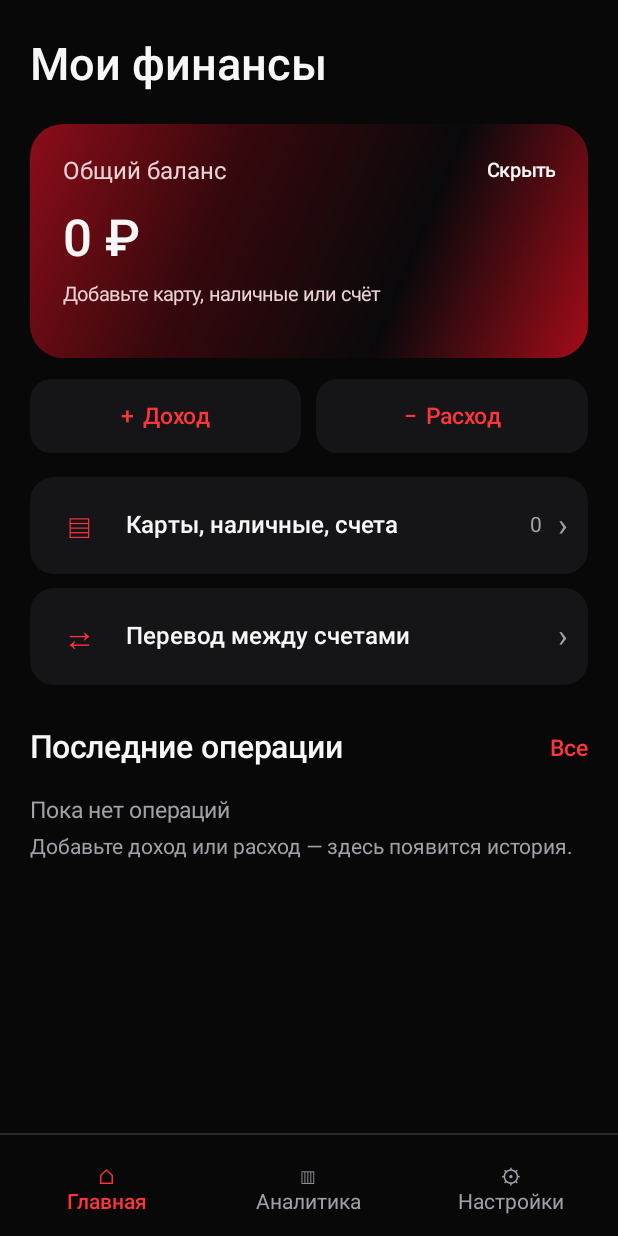
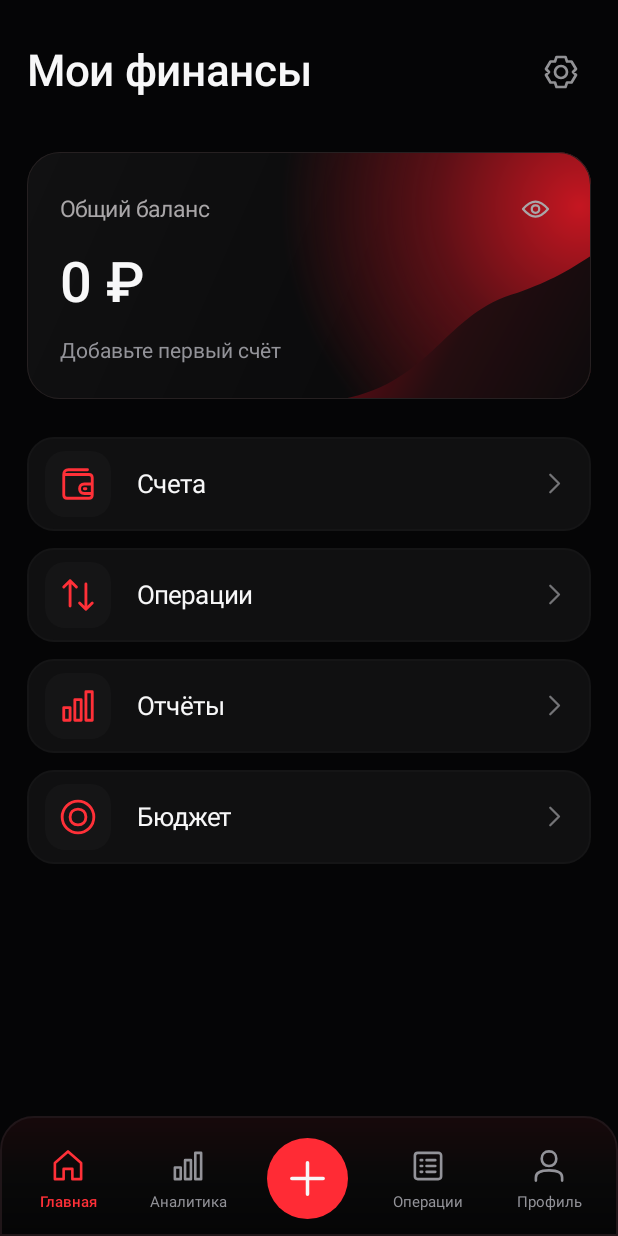
Before and after one commit to idlmik00/Alfa, an Android app: the screen it shows after launch (MainActivity), on a phone screen of 412 x 824 dp. Run offline under Robolectric (Android 15) with nearby library versions, the phone set to English and light mode, and no system bars.

Commit message:
Match selected reference: four menu cards, red wave, five-tab navigation and SVG icons

```diff
--- a/app/src/main/java/ru/personal/alfafinance/MainActivity.java
+++ b/app/src/main/java/ru/personal/alfafinance/MainActivity.java
@@ -4,9 +4,10 @@ import android.app.*;
 import android.os.*;
 import android.content.*;
 import android.content.res.ColorStateList;
-import android.graphics.Color;
+import android.graphics.*;
 import android.graphics.Typeface;
 import android.graphics.drawable.GradientDrawable;
+import android.graphics.drawable.Drawable;
 import android.net.Uri;
 import android.view.*;
 import android.widget.*;
@@ -21,10 +22,10 @@ import java.time.format.DateTimeFormatter;
 import java.util.*;
 
 public class MainActivity extends Activity {
- static final int BG=0xff080809, CARD=0xff151517, LINE=0xff29292e, RED=0xffff353c, WHITE=0xfff7f7f8, MUTED=0xffa0a0a8;
+ static final int BG=0xff050506, CARD=0xff101011, LINE=0xff222224, RED=0xffff3038, WHITE=0xfff7f7f8, MUTED=0xff939399;
  static final Locale RU=new Locale("ru","RU");
  static final String[] TYPES={"Карта","Наличные","Счёт"};
- static final String[] CATEGORIES={"Продукты","Транспорт","Кафе и рестораны","Жильё и ЖКХ","Здоровье","Связь","Покупки","Развлечения","Прочее"};
+ static final String[] CATEGORIES=CategoryCatalog.names(false).toArray(new String[0]);
  Ledger ledger=new Ledger(); SharedPreferences prefs; LinearLayout root; YearMonth month=YearMonth.now();
  String page="home",accountFilter=null,importAccount=null; int historyLimit=100; boolean hidden,secure,storageLocked,loadFailed;
  @Override public void onCreate(Bundle saved){
@@ -63,33 +64,65 @@ public class MainActivity extends Activity {
  void button(LinearLayout l,String s,boolean filled,Runnable r){l.addView(action(s,filled,r),new LinearLayout.LayoutParams(-1,-2));space(l,10);}
  void pair(LinearLayout parent,TextView a,TextView b){LinearLayout h=horizontal();weight(h,a);View gap=new View(this);h.addView(gap,new LinearLayout.LayoutParams(dp(10),1));weight(h,b);parent.addView(h);}
  void heading(String s,String link,Runnable r){LinearLayout h=horizontal();weight(h,text(s,21,WHITE,true));if(link!=null){TextView x=text(link,15,RED,true);x.setPadding(dp(12),dp(12),0,dp(12));x.setOnClickListener(v->r.run());h.addView(x);}root.addView(h);space(root,12);}
- void menu(LinearLayout p,String icon,String title,String right,Runnable r){LinearLayout h=horizontal();h.setPadding(dp(14),dp(13),dp(14),dp(13));h.setBackground(bg(CARD,16));TextView i=text(icon,22,RED,true);i.setGravity(Gravity.CENTER);h.addView(i,new LinearLayout.LayoutParams(dp(38),dp(38)));LinearLayout c=col();c.setPadding(dp(12),0,dp(6),0);label(c,title,16,WHITE,true);weight(h,c);if(right!=null)h.addView(text(right,14,MUTED,false));h.addView(text("  ›",21,MUTED,false));h.setOnClickListener(v->r.run());p.addView(h);space(p,9);}
+ String menuIcon(String key){switch(key){case "▤":return "wallet";case "⇄":return "transfer";case "⇣":return "download";case "⇡":return "upload";case "↻":return "refresh";case "✦":return "star";default:return key;}}
+ SvgIcon icon(String key,int color,int size){return new SvgIcon(this,menuIcon(key),color,size);}
+ FrameLayout iconTile(String key,int color,int size,int tile){FrameLayout b=new FrameLayout(this);b.setBackground(bg(0xff151516,13));SvgIcon v=icon(key,color,size);b.addView(v,new FrameLayout.LayoutParams(-1,-1));b.setLayoutParams(new LinearLayout.LayoutParams(dp(tile),dp(tile)));return b;}
+ void menu(LinearLayout p,String key,String title,String right,Runnable r){
+  LinearLayout h=horizontal();h.setMinimumHeight(dp(62));h.setPadding(dp(12),dp(9),dp(12),dp(9));h.setBackground(border(CARD,17,0xff151516));
+  h.addView(iconTile(key,RED,25,44));TextView t=text(title,17,WHITE,false);t.setPadding(dp(17),0,dp(6),0);weight(h,t);if(right!=null)h.addView(text(right,13,MUTED,false));h.addView(icon("chevron",0xff747477,20),new LinearLayout.LayoutParams(dp(25),dp(38)));
+  h.setClickable(true);h.setFocusable(true);h.setOnClickListener(v->r.run());p.addView(h,new LinearLayout.LayoutParams(-1,-2));space(p,11);
+ }
+ class BalanceArt extends Drawable{
+  final Paint p=new Paint(Paint.ANTI_ALIAS_FLAG);
+  @Override public void draw(Canvas canvas){
+   RectF r=new RectF(getBounds());float w=r.width(),h=r.height();if(w<=0||h<=0)return;
+   canvas.save();canvas.translate(r.left,r.top);RectF rect=new RectF(0,0,w,h);float radius=dp(22);Path clip=new Path();clip.addRoundRect(rect,radius,radius,Path.Direction.CW);canvas.clipPath(clip);
+   p.setShader(new LinearGradient(0,0,w,h,new int[]{0xff111112,0xff0b0b0c,0xff21090c},new float[]{0,.62f,1},Shader.TileMode.CLAMP));canvas.drawRect(rect,p);
+   p.setShader(new RadialGradient(w*.98f,h*.22f,w*.53f,new int[]{0xffc51621,0xff5d1016,0x00120a0a},new float[]{0,.48f,1},Shader.TileMode.CLAMP));canvas.drawRect(rect,p);
+   Path wave=new Path();wave.moveTo(w*.56f,h);wave.cubicTo(w*.72f,h*.93f,w*.74f,h*.65f,w*.87f,h*.57f);wave.cubicTo(w*.93f,h*.52f,w*.96f,h*.48f,w,h*.42f);wave.lineTo(w,h);wave.close();
+   p.setShader(new LinearGradient(w*.55f,h*.45f,w,h,new int[]{0xff7e0b15,0xff240d10,0xff0d0b0c},null,Shader.TileMode.CLAMP));canvas.drawPath(wave,p);p.setShader(null);p.setStyle(Paint.Style.STROKE);p.setColor(0xff262021);p.setStrokeWidth(dp(1));canvas.drawRoundRect(rect,radius,radius,p);p.setStyle(Paint.Style.FILL);canvas.restore();
+  }
+  @Override public void setAlpha(int a){p.setAlpha(a);invalidateSelf();}
+  @Override public void setColorFilter(ColorFilter c){p.setColorFilter(c);invalidateSelf();}
+  @Override public int getOpacity(){return PixelFormat.TRANSLUCENT;}
+ }
+ void tab(LinearLayout bar,String key,String name,String dest,boolean active){
+  LinearLayout t=col();t.setGravity(Gravity.CENTER);t.setMinimumHeight(dp(62));int color=active?RED:MUTED;
+  t.addView(icon(key,color,23),new LinearLayout.LayoutParams(dp(28),dp(28)));space(t,4);TextView caption=text(name,10,color,active);caption.setGravity(Gravity.CENTER);t.addView(caption);t.setContentDescription(name);t.setClickable(true);t.setFocusable(true);t.setOnClickListener(v->nav(dest));bar.addView(t,new LinearLayout.LayoutParams(0,dp(62),1));
+ }
+ void bottomBar(LinearLayout outer){
+  LinearLayout bar=horizontal();bar.setPadding(dp(5),dp(10),dp(5),dp(6));GradientDrawable d=new GradientDrawable(GradientDrawable.Orientation.TOP_BOTTOM,new int[]{0xff17090b,0xff090909,0xff050506});d.setCornerRadii(new float[]{dp(22),dp(22),dp(22),dp(22),0,0,0,0});d.setStroke(dp(1),0xff201619);bar.setBackground(d);
+  tab(bar,"home","Главная","home",page.equals("home")||page.equals("accounts"));tab(bar,"chart","Аналитика","analytics",page.equals("analytics")||page.equals("budget"));
+  FrameLayout plusSlot=new FrameLayout(this);bar.addView(plusSlot,new LinearLayout.LayoutParams(0,dp(64),1));FrameLayout circle=new FrameLayout(this);circle.setBackground(bg(0xffff2b35,100));circle.addView(icon("plus",WHITE,31),new FrameLayout.LayoutParams(-1,-1));plusSlot.addView(circle,new FrameLayout.LayoutParams(dp(54),dp(54),Gravity.CENTER));circle.setContentDescription("Добавить операцию");circle.setClickable(true);circle.setFocusable(true);circle.setOnClickListener(v->chooseType());
+  tab(bar,"list","Операции","history",page.equals("history"));tab(bar,"person","Профиль","settings",page.equals("settings"));outer.addView(bar,new LinearLayout.LayoutParams(-1,-2));
+ }
+
  void nav(String target){page=target;accountFilter=null;historyLimit=100;show();}
  void show(){
   LinearLayout outer=col();outer.setBackgroundColor(BG);outer.setLayoutParams(new ViewGroup.LayoutParams(-1,-1));
-  ScrollView sc=new ScrollView(this);sc.setFillViewport(true);root=col();root.setPadding(dp(20),dp(25),dp(20),dp(23));sc.addView(root,new ScrollView.LayoutParams(-1,-2));outer.addView(sc,new LinearLayout.LayoutParams(-1,0,1));
-  line(outer);LinearLayout bar=horizontal();bar.setPadding(dp(3),dp(7),dp(3),dp(4));bar.setBackgroundColor(BG);
-  String[] labels={"⌂\nГлавная","▥\nАналитика","⚙\nНастройки"};String[] ids={"home","analytics","settings"};
-  for(int n=0;n<ids.length;n++){final String to=ids[n];boolean active=page.equals(to)||to.equals("home")&&(page.equals("accounts")||page.equals("history"));TextView t=text(labels[n],14,active?RED:MUTED,active);t.setGravity(Gravity.CENTER);t.setMinHeight(dp(56));t.setOnClickListener(v->nav(to));weight(bar,t);}
-  outer.addView(bar,new LinearLayout.LayoutParams(-1,-2));setContentView(outer);
-  switch(page){case "accounts":accounts();break;case "history":history();break;case "analytics":analytics();break;case "settings":settings();break;default:home();}
+  ScrollView sc=new ScrollView(this);sc.setFillViewport(true);sc.setVerticalScrollBarEnabled(false);
+  root=col();int pad=getResources().getConfiguration().screenWidthDp>=600?36:18;root.setPadding(dp(pad),dp(page.equals("home")?26:20),dp(pad),dp(23));sc.addView(root,new ScrollView.LayoutParams(-1,-2));outer.addView(sc,new LinearLayout.LayoutParams(-1,0,1));
+  bottomBar(outer);setContentView(outer);
+  switch(page){case "accounts":accounts();break;case "history":history();break;case "analytics":analytics();break;case "budget":budgetPage();break;case "settings":settings();break;default:home();}
  }
- void title(String s){label(root,s,30,WHITE,true);space(root,22);}
+ void title(String s){LinearLayout h=horizontal();if(!page.equals("home")){SvgIcon back=icon("back",MUTED,25);back.setContentDescription("Назад");back.setImportantForAccessibility(View.IMPORTANT_FOR_ACCESSIBILITY_YES);back.setOnClickListener(v->nav("home"));h.addView(back,new LinearLayout.LayoutParams(dp(37),dp(48)));}weight(h,text(s,29,WHITE,true));root.addView(h);space(root,20);}
  void home(){
-  title("Мои финансы");
-  LinearLayout hero=col();hero.setBackground(gradient());hero.setPadding(dp(22),dp(22),dp(22),dp(22));hero.setMinimumHeight(dp(156));
-  LinearLayout top=horizontal();weight(top,text("Общий баланс",16,0xffe9d2d4,false));TextView eye=text(hidden?"Показать":"Скрыть",13,WHITE,true);eye.setPadding(dp(10),0,0,0);eye.setOnClickListener(v->{hidden=!hidden;prefs.edit().putBoolean("hidden",hidden).apply();show();});top.addView(eye);hero.addView(top);space(hero,16);
-  label(hero,hidden?"••••••":money(ledger.total()),34,WHITE,true);space(hero,10);label(hero,ledger.accounts.isEmpty()?"Добавьте карту, наличные или счёт":"По внесённым данным",13,0xffe9d2d4,false);root.addView(hero);space(root,14);
-  pair(root,action("+  Доход",false,()->entryDialog(Ledger.IN,null)),action("−  Расход",false,()->entryDialog(Ledger.OUT,null)));space(root,16);
-  menu(root,"▤","Карты, наличные, счета",String.valueOf(ledger.accounts.size()),()->nav("accounts"));
-  menu(root,"⇄","Перевод между счетами",null,()->entryDialog(Ledger.MOVE,null));
-  space(root,12);heading("Последние операции","Все",()->{month=YearMonth.now();nav("history");});
-  List<Ledger.Entry> all=ledger.sorted();if(all.isEmpty()){label(root,"Пока нет операций",15,MUTED,false);space(root,8);label(root,"Добавьте доход или расход — здесь появится история.",14,MUTED,false);}else for(int i=0;i<Math.min(5,all.size());i++)entryRow(all.get(i));
+  LinearLayout header=horizontal();weight(header,text("Мои финансы",29,WHITE,true));SvgIcon settings=icon("settings",0xff929295,24);settings.setContentDescription("Настройки");settings.setImportantForAccessibility(View.IMPORTANT_FOR_ACCESSIBILITY_YES);settings.setOnClickListener(v->nav("settings"));header.addView(settings,new LinearLayout.LayoutParams(dp(40),dp(44)));root.addView(header);space(root,31);
+  LinearLayout hero=col();hero.setBackground(new BalanceArt());hero.setPadding(dp(22),dp(24),dp(20),dp(24));hero.setMinimumHeight(dp(151));
+  LinearLayout top=horizontal();weight(top,text("Общий баланс",15,0xffa9a6a8,false));SvgIcon eye=icon(hidden?"hidden":"eye",0xffa9a6a8,20);eye.setContentDescription(hidden?"Показать баланс":"Скрыть баланс");eye.setImportantForAccessibility(View.IMPORTANT_FOR_ACCESSIBILITY_YES);eye.setOnClickListener(v->{hidden=!hidden;prefs.edit().putBoolean("hidden",hidden).apply();show();});top.addView(eye,new LinearLayout.LayoutParams(dp(34),dp(28)));hero.addView(top);space(hero,13);
+  TextView sum=text(hidden?"••••••":money(ledger.total()),37,WHITE,true);sum.setSingleLine(true);sum.setAutoSizeTextTypeUniformWithConfiguration(20,37,1,android.util.TypedValue.COMPLEX_UNIT_SP);hero.addView(sum,new LinearLayout.LayoutParams(-1,dp(51)));space(hero,8);
+  YearMonth now=YearMonth.now();long delta=ledger.sum(now,Ledger.IN)-ledger.sum(now,Ledger.OUT);String sub=ledger.accounts.isEmpty()?"Добавьте первый счёт":hidden?"Изменение скрыто":signed(delta)+" за месяц";label(hero,sub,14,ledger.accounts.isEmpty()?MUTED:RED,false);
+  root.addView(hero,new LinearLayout.LayoutParams(-1,-2));space(root,25);
+  menu(root,"wallet","Счета",null,()->nav("accounts"));
+  menu(root,"transfer","Операции",null,()->{month=YearMonth.now();nav("history");});
+  menu(root,"chart","Отчёты",null,()->{month=YearMonth.now();nav("analytics");});
+  menu(root,"target","Бюджет",null,()->{month=YearMonth.now();nav("budget");});
  }
+
  void accounts(){
   title("Счета");label(root,"Всего: "+(hidden?"••••••":money(ledger.total())),22,WHITE,true);space(root,18);
   for(Ledger.Account a:ledger.accounts.values()){
-   LinearLayout l=col();LinearLayout h=horizontal();LinearLayout left=col();label(left,a.name,17,WHITE,true);space(left,4);label(left,a.type,13,MUTED,false);weight(h,left);h.addView(text(hidden?"••••":money(ledger.balance(a.id)),18,WHITE,true));l.addView(h);space(l,12);
+   LinearLayout l=col();LinearLayout h=horizontal();h.addView(iconTile(a.type.equals("Карта")?"card":a.type.equals("Наличные")?"cash":"bank",RED,23,42));LinearLayout left=col();left.setPadding(dp(12),0,dp(6),0);label(left,a.name,17,WHITE,true);space(left,4);label(left,a.type,13,MUTED,false);weight(h,left);h.addView(text(hidden?"••••":money(ledger.balance(a.id)),18,WHITE,true));l.addView(h);space(l,12);
    pair(l,action("Операции",false,()->{page="history";accountFilter=a.id;month=YearMonth.now();historyLimit=100;show();}),action("Настроить",false,()->accountDialog(a)));card(root,l);space(root,10);
   }
   if(ledger.accounts.isEmpty()){label(root,"Создайте первый кошелёк и укажите остаток до первой операции.",15,MUTED,false);space(root,15);}
@@ -106,15 +139,22 @@ public class MainActivity extends Activity {
  void chooseType(){new AlertDialog.Builder(this).setTitle("Тип операции").setItems(new String[]{"Доход","Расход","Перевод"},(d,i)->entryDialog(new String[]{Ledger.IN,Ledger.OUT,Ledger.MOVE}[i],null)).show();}
  void entryRow(Ledger.Entry e){
   boolean transfer=Ledger.MOVE.equals(e.type), income=Ledger.IN.equals(e.type);LinearLayout h=horizontal();h.setPadding(0,dp(12),0,dp(12));h.setMinimumHeight(dp(66));
-  TextView ic=text(transfer?"⇄":income?"+":"−",23,RED,true);ic.setGravity(Gravity.CENTER);ic.setBackground(bg(CARD,13));h.addView(ic,new LinearLayout.LayoutParams(dp(44),dp(44)));
+  h.addView(iconTile(transfer?"transfer":CategoryCatalog.icon(e.category),RED,24,44));
   LinearLayout left=col();left.setPadding(dp(12),0,dp(6),0);label(left,transfer?"Перевод":e.category,16,WHITE,true);space(left,5);
   String details=e.date.format(DateTimeFormatter.ofPattern("d MMM",RU))+" · "+(transfer?accountName(e.from)+" → "+accountName(e.to):accountName(income?e.to:e.from));if(!e.note.isEmpty())details+=" · "+e.note;TextView dt=text(details,12,MUTED,false);dt.setMaxLines(2);dt.setEllipsize(android.text.TextUtils.TruncateAt.END);left.addView(dt);weight(h,left);
   TextView sum=text(hidden?"••••":transfer?money(e.amount):signed(income?e.amount:-e.amount),16,income?WHITE:transfer?MUTED:RED,true);h.addView(sum);h.setOnClickListener(v->new AlertDialog.Builder(this).setTitle("Операция").setItems(new String[]{"Изменить","Удалить"},(d,i)->{if(i==0)entryDialog(e.type,e);else if(writable())new AlertDialog.Builder(this).setMessage("Удалить операцию? Балансы и отчёты пересчитаются.").setNegativeButton("Отмена",null).setPositiveButton("Удалить",(a,b)->{ledger.entries.remove(e.id);save();show();}).show();}).show());root.addView(h);line(root);
  }
  void progress(LinearLayout l,long spent,long limit){ProgressBar bar=new ProgressBar(this,null,android.R.attr.progressBarStyleHorizontal);bar.setMax(1000);bar.setProgress(limit<=0?0:(int)Math.min(1000,Math.max(0,spent*1000.0/limit)));bar.setProgressTintList(ColorStateList.valueOf(RED));bar.setProgressBackgroundTintList(ColorStateList.valueOf(LINE));l.addView(bar,new LinearLayout.LayoutParams(-1,dp(10)));}
  void analytics(){
-  title("Аналитика");monthControl();long in=ledger.sum(month,Ledger.IN),out=ledger.sum(month,Ledger.OUT),lim=ledger.limit(month,"");
+  title("Отчёты");monthControl();long in=ledger.sum(month,Ledger.IN),out=ledger.sum(month,Ledger.OUT);
   LinearLayout c=col();label(c,"Расходы за месяц",14,MUTED,false);space(c,7);label(c,money(out),30,WHITE,true);space(c,12);label(c,"Доходы  "+money(in),15,WHITE,false);space(c,6);label(c,"Разница  "+signed(in-out),15,MUTED,false);card(root,c);space(root,15);
+  heading("Расходы по категориям",null,null);SortedMap<String,Long> by=ledger.categories(month);ArrayList<String> names=new ArrayList<>(by.keySet());names.sort((x,y)->Long.compare(by.get(y),by.get(x)));
+  for(String name:names){long n=by.get(name);LinearLayout x=col();LinearLayout h=horizontal();h.addView(iconTile(CategoryCatalog.icon(name),RED,21,36));TextView t=text(name,15,WHITE,false);t.setPadding(dp(10),0,0,0);weight(h,t);h.addView(text(money(n),15,WHITE,true));x.addView(h);space(x,7);progress(x,n,out);space(x,4);label(x,String.format(RU,"%.1f%% расходов",100.0*n/out),12,MUTED,false);card(root,x);space(root,8);}
+  if(names.isEmpty())label(root,"Пока нет расходов за этот месяц.",14,MUTED,false);
+  space(root,16);menu(root,"target","Бюджет",null,()->nav("budget"));menu(root,"star","Финансовый помощник",null,()->advice());
+ }
+ void budgetPage(){
+  title("Бюджет");monthControl();long out=ledger.sum(month,Ledger.OUT),lim=ledger.limit(month,"");
   heading("Бюджет","Настроить",()->limitDialog(""));LinearLayout b=col();label(b,lim==0?"Лимит не задан":"Осталось",14,MUTED,false);space(b,8);label(b,lim==0?"—":money(lim-out),26,lim>0&&out>lim?RED:WHITE,true);space(b,10);if(lim>0){progress(b,out,lim);space(b,8);label(b,money(out)+" из "+money(lim),13,MUTED,false);if(month.equals(YearMonth.now())){space(b,8);label(b,"Лимит до конца месяца: "+money(ledger.daily(month,LocalDate.now()))+" / день",14,WHITE,false);}}else label(b,"Установите сумму, которую планируете потратить.",14,MUTED,false);card(root,b);space(root,18);
   heading("Категории","+ Лимит",()->chooseCategoryLimit());SortedMap<String,Long> by=ledger.categories(month);Set<String> cats=new LinkedHashSet<>(by.keySet());String prefix=month+"|";for(String k:ledger.limits.keySet())if(k.startsWith(prefix)&&k.length()>prefix.length())cats.add(k.substring(prefix.length()));
   ArrayList<String> sorted=new ArrayList<>(cats);sorted.sort((a,d)->Long.compare(by.getOrDefault(d,0L),by.getOrDefault(a,0L)));
@@ -123,11 +163,11 @@ public class MainActivity extends Activity {
   space(root,17);menu(root,"✦","Финансовый помощник",null,()->advice());
  }
  void settings(){
-  title("Настройки");menu(root,"▤","Управление счетами",null,()->nav("accounts"));
+  title("Профиль");menu(root,"▤","Управление счетами",null,()->nav("accounts"));
   menu(root,"⇣","Импорт CSV",null,()->pickImportAccount());
   menu(root,"⇡","Сохранить резервную копию",null,()->exportBackup());
   menu(root,"↻","Восстановить копию",null,()->openDocument(12));
-  LinearLayout l=col();Switch s=new Switch(this);s.setText("Защищать экран от скриншотов");s.setTextColor(WHITE);s.setChecked(secure);s.setThumbTintList(ColorStateList.valueOf(RED));s.setOnCheckedChangeListener((v,on)->{secure=on;prefs.edit().putBoolean("secure",secure).apply();security();});l.addView(s);space(l,12);label(l,"Данные хранятся на устройстве. Интернет и банковские разрешения не запрашиваются.",13,MUTED,false);card(root,l);space(root,16);label(root,"Мои финансы · v0.2",14,MUTED,false);space(root,8);label(root,"Подключение банков и нейросети — будущие этапы.",13,MUTED,false);
+  LinearLayout l=col();Switch s=new Switch(this);s.setText("Защищать экран от скриншотов");s.setTextColor(WHITE);s.setChecked(secure);s.setThumbTintList(ColorStateList.valueOf(RED));s.setOnCheckedChangeListener((v,on)->{secure=on;prefs.edit().putBoolean("secure",secure).apply();security();});l.addView(s);space(l,12);label(l,"Данные хранятся на устройстве. Интернет и банковские разрешения не запрашиваются.",13,MUTED,false);card(root,l);space(root,16);label(root,"Мои финансы · v0.3",14,MUTED,false);space(root,8);label(root,"Подключение банков и нейросети — будущие этапы.",13,MUTED,false);
  }
  LinearLayout panel(){LinearLayout l=col();l.setPadding(dp(22),dp(6),dp(22),dp(8));return l;}
  EditText field(LinearLayout l,String title,String value,boolean numeric){space(l,9);label(l,title,13,MUTED,false);EditText e=new EditText(this);e.setSingleLine(true);e.setText(value);if(numeric)e.setInputType(android.text.InputType.TYPE_CLASS_NUMBER|android.text.InputType.TYPE_NUMBER_FLAG_DECIMAL|android.text.InputType.TYPE_NUMBER_FLAG_SIGNED);l.addView(e);return e;}
```
